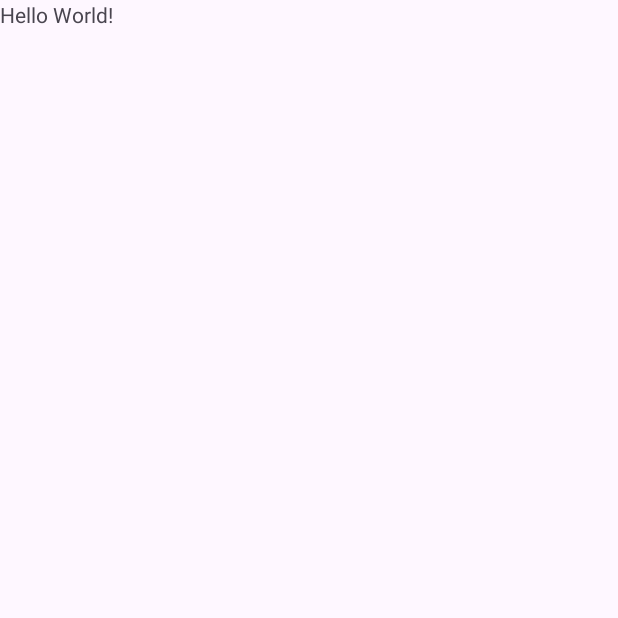
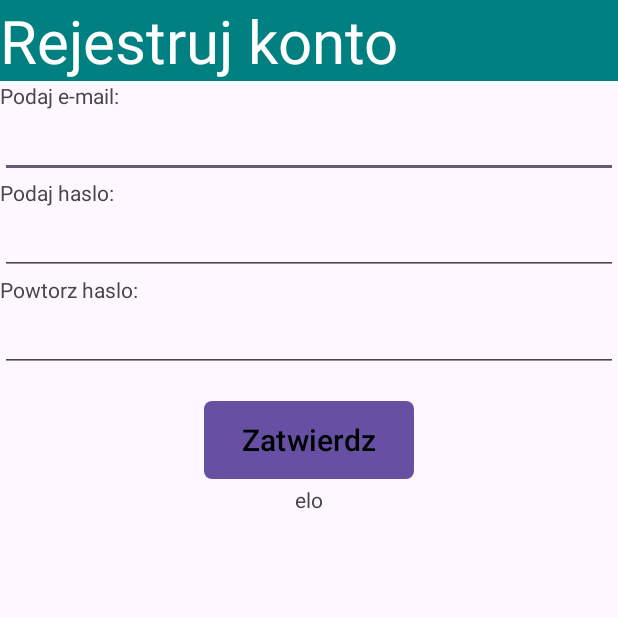
Before and after one commit to MentalSinged/Zadanie1, an Android app: the screen it shows after launch (MainActivity), on a phone screen of 412 x 824 dp, the top half of it. Before the commit the part shown is almost empty. Run offline under Robolectric (Android 15) with nearby library versions, the phone set to English and light mode, and no system bars.

Commit message:
Wyglad
Dodano Wyglad Aplikacji

```diff
--- a/app/build.gradle.kts
+++ b/app/build.gradle.kts
@@ -5,7 +5,7 @@ plugins {
 
 android {
     namespace = "com.example.rejestracjaegzamin"
-    compileSdk = 34
+    compileSdk = 35
 
     defaultConfig {
         applicationId = "com.example.rejestracjaegzamin"
--- a/app/src/main/res/layout/activity_main.xml
+++ b/app/src/main/res/layout/activity_main.xml
@@ -5,15 +5,65 @@
     android:id="@+id/main"
     android:layout_width="match_parent"
     android:layout_height="match_parent"
+    android:orientation="vertical"
     tools:context=".MainActivity">
 
     <TextView
-        android:layout_width="wrap_content"
+        android:layout_width="match_parent"
         android:layout_height="wrap_content"
-        android:text="Hello World!"
-        app:layout_constraintBottom_toBottomOf="parent"
-        app:layout_constraintEnd_toEndOf="parent"
-        app:layout_constraintStart_toStartOf="parent"
-        app:layout_constraintTop_toTopOf="parent" />
+        android:textColor="@color/white"
+        android:textSize="40sp"
+        android:text="Rejestruj konto"
+        android:background="#008080" />
+
+    <TextView
+        android:layout_width="match_parent"
+        android:layout_height="wrap_content"
+        android:text="Podaj e-mail:"
+
+        />
+    <EditText
+        android:id="@+id/Email_EditText"
+        android:layout_width="match_parent"
+        android:layout_height="wrap_content"
+        android:inputType="textEmailAddress"
+        />
+    <TextView
+        android:layout_width="match_parent"
+        android:layout_height="wrap_content"
+        android:text="Podaj haslo:"/>
+
+    <EditText
+        android:id="@+id/Password_EditText"
+        android:layout_width="match_parent"
+        android:layout_height="wrap_content"
+        android:inputType="textPassword"/>
+    <TextView
+        android:layout_width="match_parent"
+        android:layout_height="wrap_content"
+        android:text="Powtorz haslo: "/>
+    <EditText
+        android:id="@+id/Repeat_Password_EditText"
+        android:layout_width="match_parent"
+        android:inputType="textPassword"
+        android:layout_height="wrap_content"/>
+
+    <Button
+        android:layout_width="140dp"
+        android:layout_height="60dp"
+        android:layout_gravity="center"
+        android:layout_marginTop="15dp"
+        android:textColor="@color/black"
+        android:textSize="20sp"
+        android:text="Zatwierdz"
+        app:cornerRadius="5dp" />
+    <TextView
+        android:id="@+id/ShowAll_TextView"
+        android:layout_width="match_parent"
+        android:layout_height="wrap_content"
+        android:gravity="center"
+        android:text="elo"/>
+
+
 
 </LinearLayout>
```
